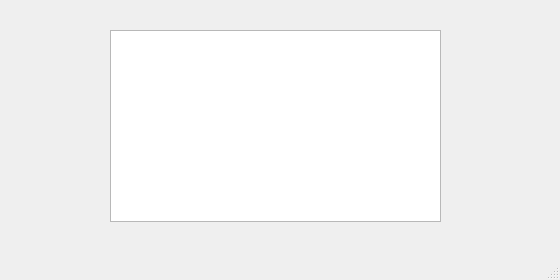
Before: the Qt Designer form adminviewdetail.ui in abhinavthukral28/stuPID, drawn with Qt 5.
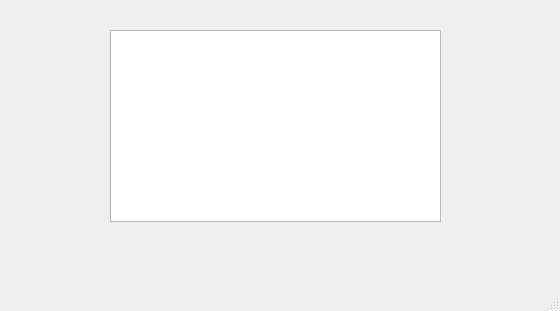
After: the same form once the commit is applied.

```diff
--- a/adminviewdetail.ui
+++ b/adminviewdetail.ui
@@ -7,7 +7,7 @@
     <x>0</x>
     <y>0</y>
     <width>560</width>
-    <height>280</height>
+    <height>311</height>
    </rect>
   </property>
   <property name="windowTitle">
```
